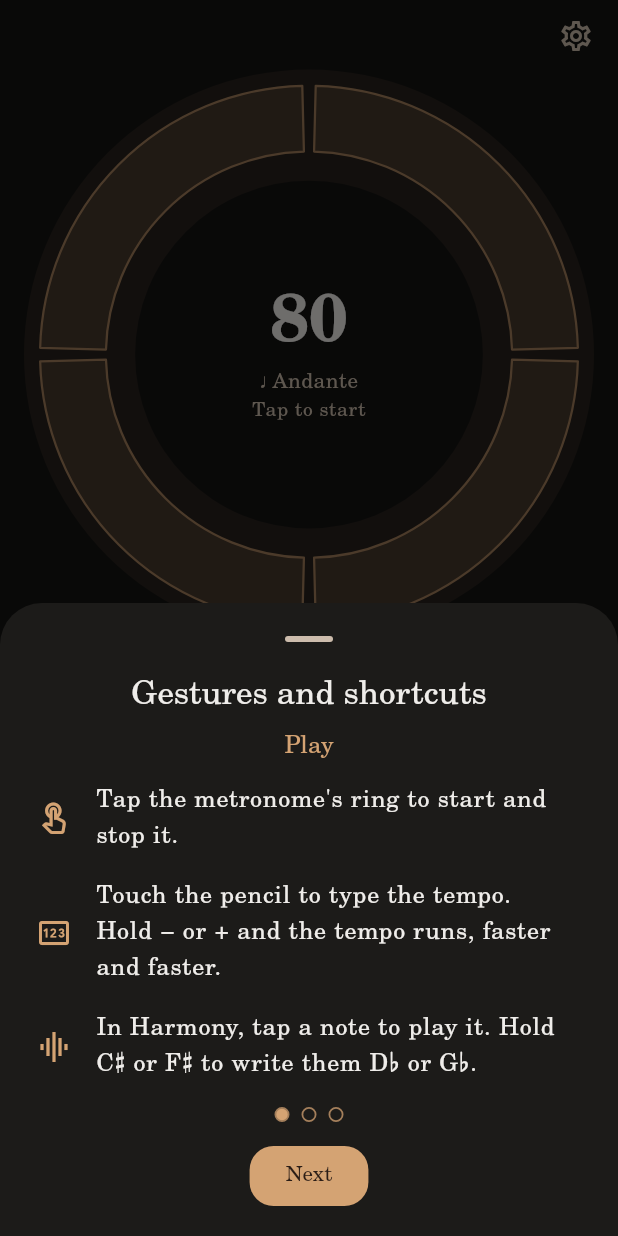
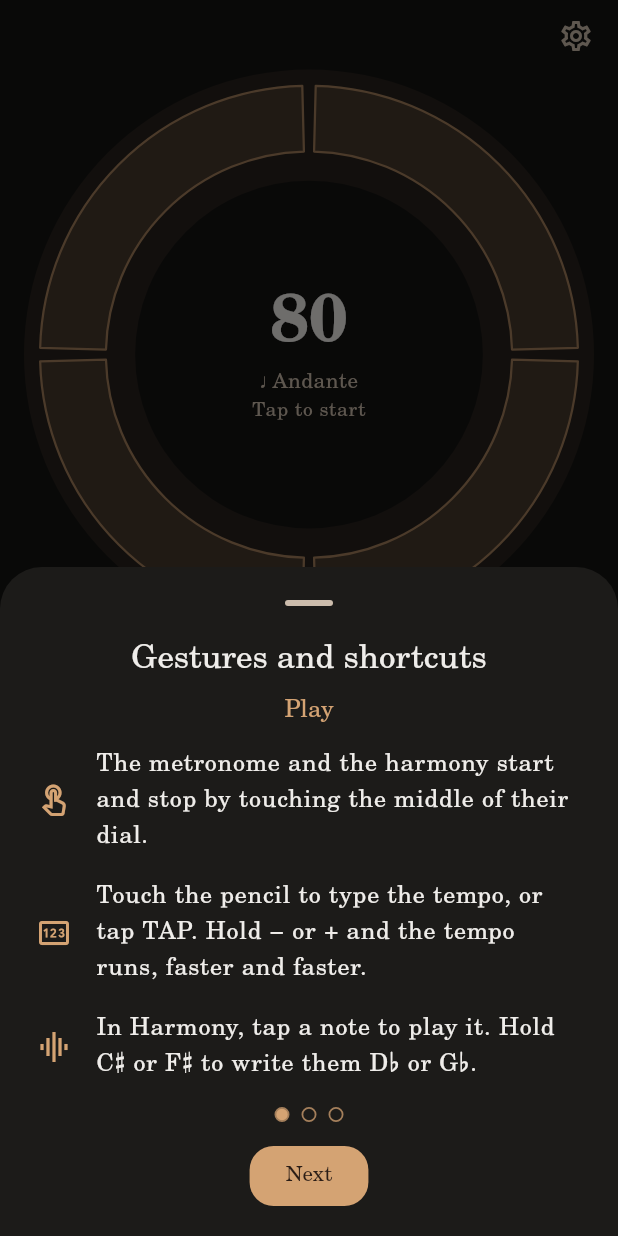
Before and after one commit to luigir86/Low-End, a Flutter app: the screen it shows after launch, on a phone screen of 412 x 824 dp. Run offline on Flutter 3.47's test engine with Material 3 defaults, Android fonts, the phone set to English and light mode, and no system bars; our stand-ins replace audio_service, shared_preferences, wakelock_plus; missing offline and left inert: flutter_soloud, record.

Commit message:
Guide: describe the tuner pause and the dial centre as they are now
Co-Authored-By: Claude Sonnet 5.5 <noreply@anthropic.com>

```diff
--- a/lib/app/settings.dart
+++ b/lib/app/settings.dart
@@ -258,9 +258,9 @@ class AppSettings extends ChangeNotifier {
 
   var _gesturesLocked = false;
 
-  /// Whether the swipes between sections and the hold on a tab are turned
-  /// off, for a rehearsal: only taps are left, so nothing changes by
-  /// accident with a bow in the hand.
+  /// Whether the swipes between sections are turned off, for a rehearsal:
+  /// only taps are left, so nothing changes by accident with a bow in the
+  /// hand.
   bool get gesturesLocked => _gesturesLocked;
 
   void setGesturesLocked(bool value) {
--- a/lib/l10n/app_en.arb
+++ b/lib/l10n/app_en.arb
@@ -262,12 +262,12 @@
   "shapeClose": "Close",
   "shapeRootless": "No root",
   "guideTitle": "Gestures and shortcuts",
-  "guideRing": "Tap the metronome's ring to start and stop it.",
-  "guideTempo": "Touch the pencil to type the tempo. Hold − or + and the tempo runs, faster and faster.",
+  "guideRing": "The metronome and the harmony start and stop by touching the middle of their dial.",
+  "guideTempo": "Touch the pencil to type the tempo, or tap TAP. Hold − or + and the tempo runs, faster and faster.",
   "guideSwipe": "Swipe left and right to change section.",
   "guideSwipeVertical": "Turned sideways, swipe up and down over the dial or the tabs to change section.",
   "guideDrone": "In Harmony, tap a note to play it. Hold C♯ or F♯ to write them D♭ or G♭.",
-  "guideTuner": "The tuner listens by itself. Going there pauses the metronome and the harmony.",
+  "guideTuner": "The tuner listens by itself when nothing is playing. If something is, touch its dial: the metronome and the harmony pause.",
   "guideVolume": "The volume is the phone's: use its volume keys.",
   "guideDone": "Got it",
   "writeAs": "Write as {note}",
--- a/lib/l10n/app_it.arb
+++ b/lib/l10n/app_it.arb
@@ -125,12 +125,12 @@
   "shapeClose": "Vicino",
   "shapeRootless": "Senza fondamentale",
   "guideTitle": "Gesti e scorciatoie",
-  "guideRing": "Tocca l'anello del metronomo per avviarlo e fermarlo.",
-  "guideTempo": "Tocca la matita per scrivere il tempo. Tieni premuto − o + e il tempo scorre, sempre più veloce.",
+  "guideRing": "Metronomo e armonia partono e si fermano toccando il centro del loro cerchio.",
+  "guideTempo": "Tocca la matita per scrivere il tempo, o batti TAP. Tieni premuto − o + e il tempo scorre, sempre più veloce.",
   "guideSwipe": "Scorri a destra e a sinistra per cambiare sezione.",
   "guideSwipeVertical": "Con il telefono in orizzontale, scorri verso l'alto o il basso sul cerchio o sulle schede per cambiare sezione.",
   "guideDrone": "In Armonia tocca una nota per farla suonare. Tieni premuto Do♯ o Fa♯ per scriverli Re♭ o Sol♭.",
-  "guideTuner": "L'accordatore ascolta da solo. Entrando, metronomo e armonia vanno in pausa.",
+  "guideTuner": "L'accordatore ascolta da solo se nulla suona. Se suona qualcosa, tocca il suo cerchio: metronomo e armonia vanno in pausa.",
   "guideVolume": "Il volume è quello del telefono: usa i suoi tasti.",
   "guideDone": "Ho capito",
   "writeAs": "Scrivi come {note}",
--- a/lib/l10n/app_localizations.dart
+++ b/lib/l10n/app_localizations.dart
@@ -851,13 +851,13 @@ abstract class AppLocalizations {
   /// No description provided for @guideRing.
   ///
   /// In en, this message translates to:
-  /// **'Tap the metronome\'s ring to start and stop it.'**
+  /// **'The metronome and the harmony start and stop by touching the middle of their dial.'**
   String get guideRing;
 
   /// No description provided for @guideTempo.
   ///
   /// In en, this message translates to:
-  /// **'Touch the pencil to type the tempo. Hold − or + and the tempo runs, faster and faster.'**
+  /// **'Touch the pencil to type the tempo, or tap TAP. Hold − or + and the tempo runs, faster and faster.'**
   String get guideTempo;
 
   /// No description provided for @guideSwipe.
@@ -881,7 +881,7 @@ abstract class AppLocalizations {
   /// No description provided for @guideTuner.
   ///
   /// In en, this message translates to:
-  /// **'The tuner listens by itself. Going there pauses the metronome and the harmony.'**
+  /// **'The tuner listens by itself when nothing is playing. If something is, touch its dial: the metronome and the harmony pause.'**
   String get guideTuner;
 
   /// No description provided for @guideVolume.
--- a/lib/l10n/app_localizations_en.dart
+++ b/lib/l10n/app_localizations_en.dart
@@ -430,11 +430,12 @@ class AppLocalizationsEn extends AppLocalizations {
   String get guideTitle => 'Gestures and shortcuts';
 
   @override
-  String get guideRing => 'Tap the metronome\'s ring to start and stop it.';
+  String get guideRing =>
+      'The metronome and the harmony start and stop by touching the middle of their dial.';
 
   @override
   String get guideTempo =>
-      'Touch the pencil to type the tempo. Hold − or + and the tempo runs, faster and faster.';
+      'Touch the pencil to type the tempo, or tap TAP. Hold − or + and the tempo runs, faster and faster.';
 
   @override
   String get guideSwipe => 'Swipe left and right to change section.';
@@ -449,7 +450,7 @@ class AppLocalizationsEn extends AppLocalizations {
 
   @override
   String get guideTuner =>
-      'The tuner listens by itself. Going there pauses the metronome and the harmony.';
+      'The tuner listens by itself when nothing is playing. If something is, touch its dial: the metronome and the harmony pause.';
 
   @override
   String get guideVolume => 'The volume is the phone\'s: use its volume keys.';
--- a/lib/l10n/app_localizations_it.dart
+++ b/lib/l10n/app_localizations_it.dart
@@ -434,11 +434,11 @@ class AppLocalizationsIt extends AppLocalizations {
 
   @override
   String get guideRing =>
-      'Tocca l\'anello del metronomo per avviarlo e fermarlo.';
+      'Metronomo e armonia partono e si fermano toccando il centro del loro cerchio.';
 
   @override
   String get guideTempo =>
-      'Tocca la matita per scrivere il tempo. Tieni premuto − o + e il tempo scorre, sempre più veloce.';
+      'Tocca la matita per scrivere il tempo, o batti TAP. Tieni premuto − o + e il tempo scorre, sempre più veloce.';
 
   @override
   String get guideSwipe => 'Scorri a destra e a sinistra per cambiare sezione.';
@@ -453,7 +453,7 @@ class AppLocalizationsIt extends AppLocalizations {
 
   @override
   String get guideTuner =>
-      'L\'accordatore ascolta da solo. Entrando, metronomo e armonia vanno in pausa.';
+      'L\'accordatore ascolta da solo se nulla suona. Se suona qualcosa, tocca il suo cerchio: metronomo e armonia vanno in pausa.';
 
   @override
   String get guideVolume =>
```
